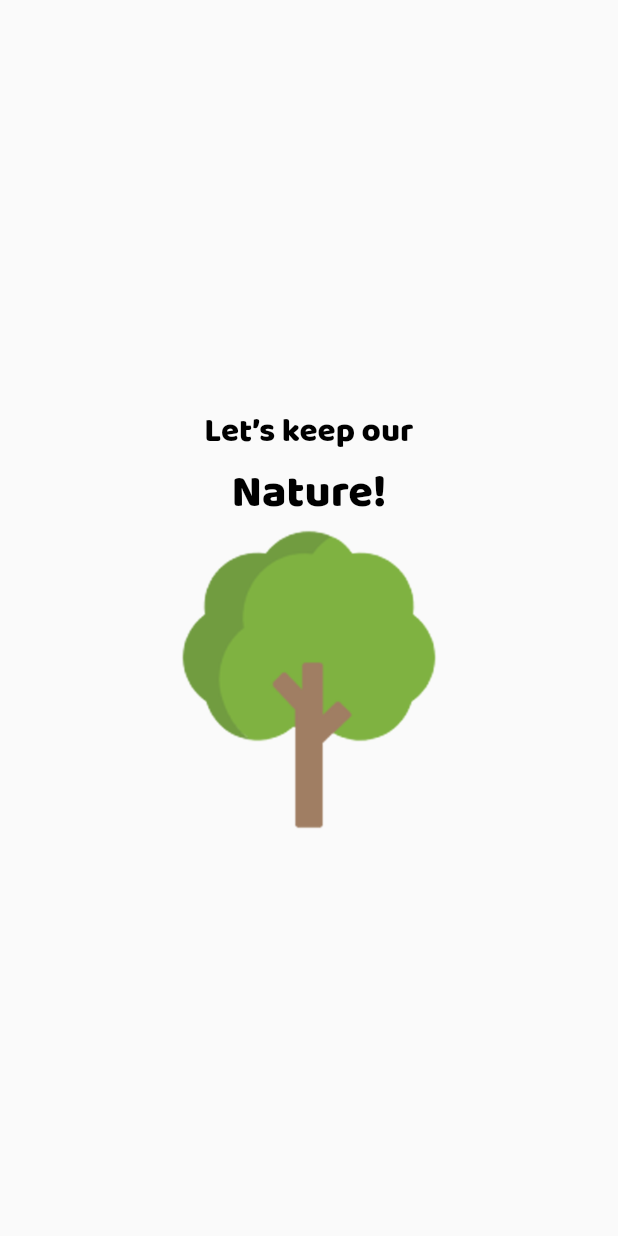
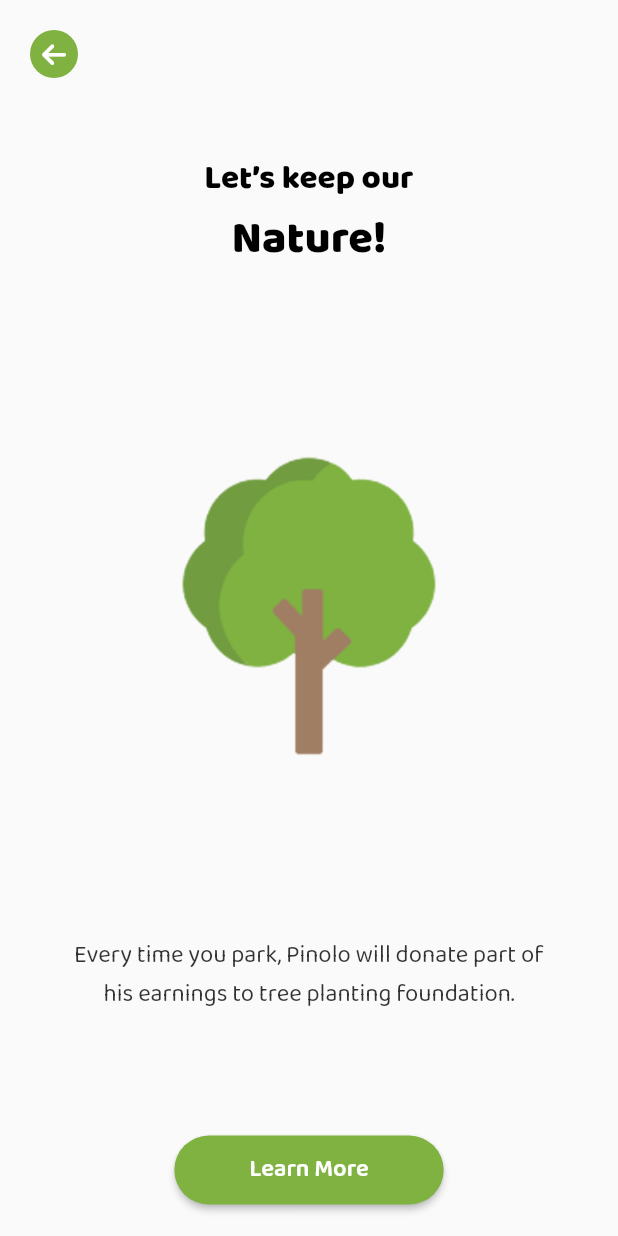
Before and after one commit to Lucki-Media/Flutter-Pinolo, a Flutter app: the KeepNature screen opened directly, on a phone screen of 412 x 824 dp. Run offline on Flutter 3.47's test engine with Material 2 defaults, Android fonts, the light colour scheme and no system bars; our stand-ins replace flutter_colorpicker, flutter_rating_bar, font_awesome_flutter, google_maps_flutter, intl_phone_field, intro_slider and 2 more; missing offline and left inert: flutter_google_places_hoc081098, google_api_headers, google_maps_webservice.

Commit message:
keep nature page, my history page

```diff
--- a/lib/src/ui/keep_nature.dart
+++ b/lib/src/ui/keep_nature.dart
@@ -1,4 +1,6 @@
 import 'package:flutter/material.dart';
+import 'package:font_awesome_flutter/font_awesome_flutter.dart';
+import 'package:pinolo/src/ui/my_history.dart';
 import 'package:pinolo/src/utils/app_colors.dart';
 import 'package:pinolo/src/utils/app_common.dart';
 import 'package:pinolo/src/utils/strings.dart';
@@ -13,6 +15,22 @@ class KeepNature extends StatelessWidget {
           mainAxisAlignment: MainAxisAlignment.center,
           //crossAxisAlignment: CrossAxisAlignment.center,
           children: [
+            Padding(
+              padding: const EdgeInsets.only(left: 20,bottom: 50),
+              child: Align(
+                alignment: Alignment.topLeft,
+                child: GestureDetector(
+                  onTap: () {
+                    Navigator.of(context).pop();
+                  },
+                  child: CircleAvatar(
+                    radius: 16.0,
+                    backgroundColor: AppColors.kDarkGreen,
+                    child: Icon(FontAwesomeIcons.arrowLeft, color: AppColors.kWhite,size: 18,),
+                  ),
+                ),
+              ),
+            ),
             Text(
               Strings.kLetsKeepOur,
               textAlign: TextAlign.center,
@@ -31,7 +49,38 @@ class KeepNature extends StatelessWidget {
                 fontFamily: 'BalooRegular',
               ),
             ),
+            SizedBox(
+              height: 120,
+            ),
             Image.asset('assets/images/tree_nature.png',height: 200,),
+            SizedBox(
+              height: 120,
+            ),
+            SizedBox(
+              width: 332,
+              child: Text(
+                Strings.kEveryTimeYouPark,
+                textAlign: TextAlign.center,
+                style: TextStyle(
+                  fontSize: 16,
+                  color: AppColors.kBlack.withOpacity(.8),
+                  fontFamily: 'Baloo2Regular',
+                ),
+              ),
+            ),
+            SizedBox(
+              height: 80,
+            ),
+            AppCommon.appButton(
+                onPressed: () {
+                  Navigator.push(
+                    context,
+                    MaterialPageRoute(builder: (context) =>  MyHistory()),
+                  );
+                },
+                btnText: Strings.kLearnMore,
+                btnColor: AppColors.kDarkGreen,
+                horizontal: 50),
           ],
         ),
       ),
--- a/lib/src/ui/parking_completed_page.dart
+++ b/lib/src/ui/parking_completed_page.dart
@@ -1,4 +1,5 @@
 import 'package:flutter/material.dart';
+import 'package:font_awesome_flutter/font_awesome_flutter.dart';
 import 'package:pinolo/src/ui/report_user_page.dart';
 import 'package:pinolo/src/utils/app_colors.dart';
 import 'package:pinolo/src/utils/app_common.dart';
@@ -299,7 +300,7 @@ class _ParkingCompletedPageState extends State<ParkingCompletedPage> {
                                 itemCount: 5,
                                 itemPadding: EdgeInsets.symmetric(horizontal: 4.0),
                                 itemBuilder: (context, _) => Icon(
-                                  Icons.star,
+                                  FontAwesomeIcons.solidStar,
                                   color: Colors.amber,
                                 ),
                                 onRatingUpdate: (rating) {
--- a/lib/src/utils/strings.dart
+++ b/lib/src/utils/strings.dart
@@ -88,4 +88,8 @@ class Strings {
   static const String kNature ='Nature';
   static const String kEveryTimeYouPark ='Every time you park, Pinolo will donate part of his earnings to tree planting foundation.';
   static const String kLearnMore ='Learn More';
+  static const String kMyHistory ='My History';
+  static const String kParkedOut ='Parked Out';
+  static const String kPayout ='Payout';
+  static const String kParkedIn ='Parked In';
 }
```
Also changed, not shown: lib/src/ui/my_bids.dart (+6 -6 lines), lib/src/ui/my_history.dart (added, +274 -0 lines).
